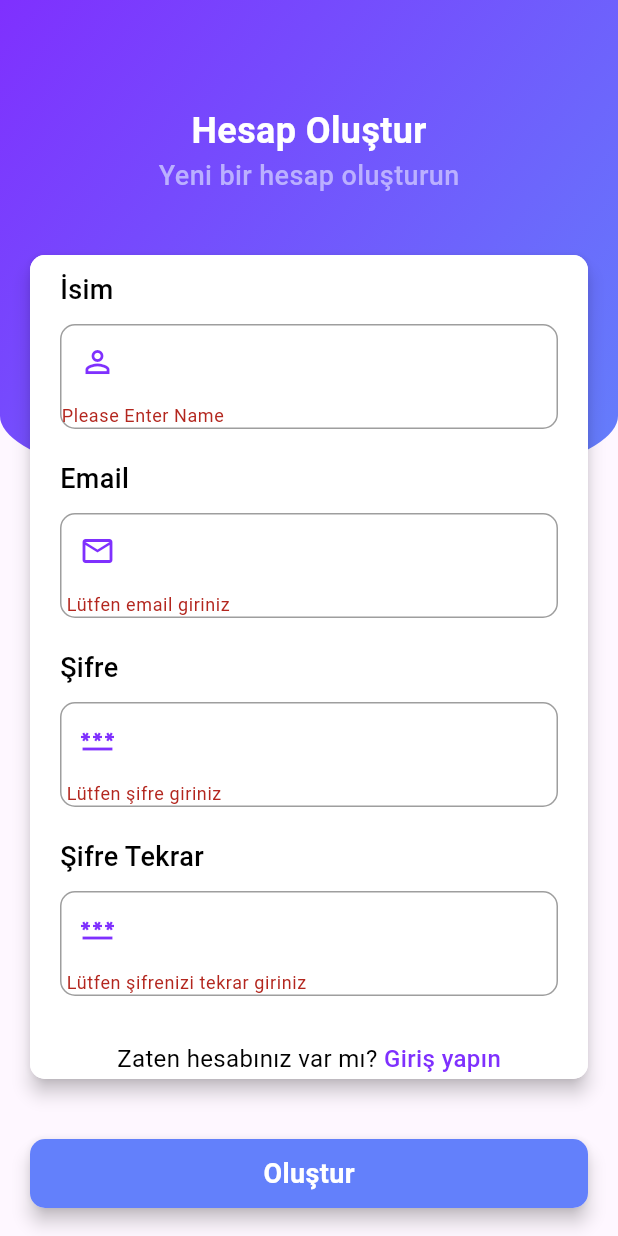
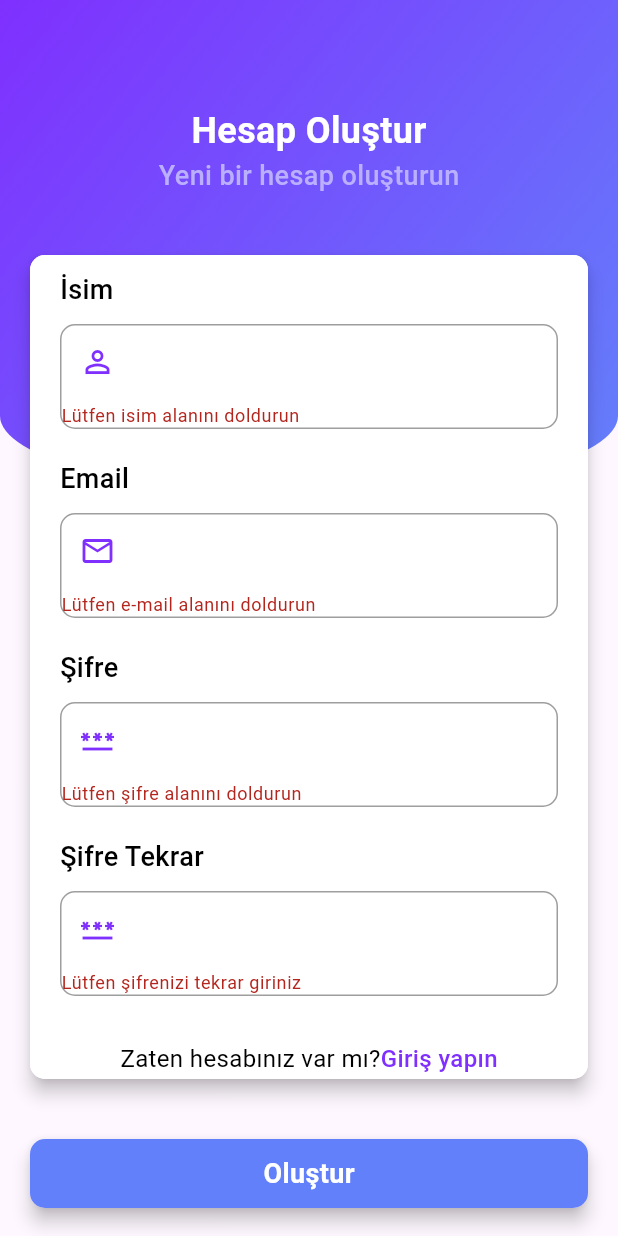
Before and after one commit to arda-copur/Chat-App, a Flutter app: the screen it shows after launch, after a tap on "Geç", after a tap on "Anladım", after a tap on "Oluştur", on a phone screen of 412 x 824 dp. Run offline on Flutter 3.47's test engine with Material 3 defaults, Android fonts, the phone set to English and light mode, and no system bars; our stand-ins replace cloud_firestore, firebase_auth, firebase_core, random_string, shared_preferences, smooth_page_indicator; accounts and stored records are empty; network calls fail.

Commit message:
keep coding

```diff
--- a/lib/constants/project_strings.dart
+++ b/lib/constants/project_strings.dart
@@ -1,3 +1,39 @@
 class ProjectStrings {
-   static const String firebaseCollection = "users";
+  //Snackbar
+  static const String successRegister = "Kayıt Başarılı";
+  static const String weakPassword = "Şifre zayıf";
+  static const String alreadyEmail = "E-mail zaten kayıtlı";
+  static const String errorUser = "Kullanıcı bulunamadı";
+  static const String wrongPassword = "Yanlış şifre";
+  static const String errorAccount = "Hesap bulunamadı.";
+
+  //Onboarding
+
+  //Register
+  static const String createAccount = "Hesap Oluştur";
+  static const String newAccount = "Yeni bir hesap oluşturun";
+  static const String personName = "İsim";
+  static const String errorName = "Lütfen isim alanını doldurun";
+  static const String emailName = "Email";
+  static const String errorEmail = "Lütfen e-mail alanını doldurun";
+  static const String passwordRegister = "Şifre";
+  static const String errorPassword = "Lütfen şifre alanını doldurun";
+  static const String passwordControl = "Şifre Tekrar";
+  static const String passwordControlError = "Lütfen şifrenizi tekrar giriniz";
+  static const String alreadyAccount = "Zaten hesabınız var mı?";
+  static const String loginText = "Giriş yapın";
+  static const String createText = "Oluştur";
+  //Login
+  static const String welcomeText = "Hoşgeldiniz";
+  static const String accountLogin = "Hesabınıza giriş yapın";
+  static const String dontRememberPassword = "Şifreni mi unuttun?";
+  static const String loginTitle = "Giriş";
+  static const String notAccount = "Hesabınız yok mu?";
+  static const String nowAccount = "Şimdi üye ol!";
+  //Forgot Password
+  static const String passwordReset = "Şifre sıfırlama bağlantısı gönderildi.";
+  static const String oldEmail = "Lütfen kayıtlı mail adresinizi girin";
+  static const String sendText = "Gönder";
+
+
 }
--- a/lib/views/forgot_password_view.dart
+++ b/lib/views/forgot_password_view.dart
@@ -1,4 +1,5 @@
 import 'package:chat_app/constants/project_paddings.dart';
+import 'package:chat_app/constants/project_strings.dart';
 import 'package:chat_app/views/register_view.dart';
 import 'package:flutter/material.dart';
 import 'package:firebase_auth/firebase_auth.dart';
@@ -20,11 +21,11 @@ class _ForgotPasswordViewState extends State<ForgotPasswordView> {
     try {
       await FirebaseAuth.instance.sendPasswordResetEmail(email: email);
       ScaffoldMessenger.of(context).showSnackBar(
-          SnackBar(content: Text("Şifre sıfırlama bağlantısı gönderildi.")));
+          SnackBar(content: Text(ProjectStrings.passwordReset)));
     } on FirebaseAuthException catch (e) {
       if (e.code == "user-not-found") {
         ScaffoldMessenger.of(context)
-            .showSnackBar(SnackBar(content: Text("Hesap bulunamadı.")));
+            .showSnackBar(SnackBar(content: Text(ProjectStrings.errorAccount)));
       }
     }
   }
@@ -52,7 +53,7 @@ class _ForgotPasswordViewState extends State<ForgotPasswordView> {
                 children: [
                   const Center(
                       child: Text(
-                    "Şifrenizi mi unuttunuz?",
+                    ProjectStrings.dontRememberPassword,
                     style: TextStyle(
                         color: Colors.white,
                         fontSize: 24.0,
@@ -60,7 +61,7 @@ class _ForgotPasswordViewState extends State<ForgotPasswordView> {
                   )),
                   const Center(
                       child: Text(
-                    "Lütfen kayıtlı mail adresinizi girin",
+                    ProjectStrings.oldEmail,
                     style: TextStyle(
                         color: Color(0xFFbbb0ff),
                         fontSize: 18.0,
@@ -89,7 +90,7 @@ class _ForgotPasswordViewState extends State<ForgotPasswordView> {
                             crossAxisAlignment: CrossAxisAlignment.start,
                             children: [
                               const Text(
-                                "Email",
+                                ProjectStrings.emailName,
                                 style: TextStyle(
                                     color: Colors.black,
                                     fontSize: 18.0,
@@ -107,7 +108,7 @@ class _ForgotPasswordViewState extends State<ForgotPasswordView> {
                                   controller: userMailController,
                                   validator: (value) {
                                     if (value == null || value.isEmpty) {
-                                      return ' Lütfen email giriniz';
+                                      return ProjectStrings.errorEmail;
                                     }
                                     return null;
                                   },
@@ -145,7 +146,7 @@ class _ForgotPasswordViewState extends State<ForgotPasswordView> {
                                                 BorderRadius.circular(10)),
                                         child: const Center(
                                             child: Text(
-                                          "Gönder",
+                                          ProjectStrings.sendText,
                                           style: TextStyle(
                                               color: Colors.white,
                                               fontSize: 18.0,
@@ -169,7 +170,7 @@ class _ForgotPasswordViewState extends State<ForgotPasswordView> {
                     mainAxisAlignment: MainAxisAlignment.center,
                     children: [
                       const Text(
-                        "Hesabınız yok mu?",
+                        ProjectStrings.notAccount,
                         style: TextStyle(color: Colors.black, fontSize: 16.0),
                       ),
                       GestureDetector(
@@ -180,7 +181,7 @@ class _ForgotPasswordViewState extends State<ForgotPasswordView> {
                                   builder: (context) => const RegisterView()));
                         },
                         child: const Text(
-                          " Şimdi üye ol!",
+                          ProjectStrings.nowAccount,
                           style: TextStyle(
                               color: Color(0xFF7f30fe),
                               fontSize: 16.0,
--- a/lib/views/login_view.dart
+++ b/lib/views/login_view.dart
@@ -1,6 +1,7 @@
 import 'package:chat_app/constants/project_borders.dart';
 import 'package:chat_app/constants/project_elevations.dart';
 import 'package:chat_app/constants/project_paddings.dart';
+import 'package:chat_app/constants/project_strings.dart';
 import 'package:chat_app/services/database.dart';
 import 'package:chat_app/services/shared_pref.dart';
 import 'package:flutter/material.dart';
@@ -45,10 +46,10 @@ class _LoginViewState extends State<LoginView> {
     } on FirebaseAuthException catch (e) {
       if (e.code == 'user-not-found') {
         ScaffoldMessenger.of(context).showSnackBar(
-            const SnackBar(content: Text("Kullanıcı bulunamadı")));
+            const SnackBar(content: Text(ProjectStrings.errorUser)));
       } else if (e.code == 'wrong-password') {
         ScaffoldMessenger.of(context)
-            .showSnackBar(const SnackBar(content: Text("Yanlış şifre")));
+            .showSnackBar(const SnackBar(content: Text(ProjectStrings.wrongPassword)));
       }
     }
   }
@@ -76,7 +77,7 @@ class _LoginViewState extends State<LoginView> {
                 children: [
                   const Center(
                       child: Text(
-                    "Hoşgeldiniz",
+                    ProjectStrings.welcomeText,
                     style: TextStyle(
                         color: Colors.white,
                         fontSize: 24.0,
@@ -84,7 +85,7 @@ class _LoginViewState extends State<LoginView> {
                   )),
                   const Center(
                       child: Text(
-                    "Hesabınıza giriş yapın",
+                    ProjectStrings.accountLogin,
                     style: TextStyle(
                         color: Color(0xFFbbb0ff),
                         fontSize: 18.0,
@@ -113,7 +114,7 @@ class _LoginViewState extends State<LoginView> {
                             crossAxisAlignment: CrossAxisAlignment.start,
                             children: [
                               const Text(
-                                "Email",
+                                ProjectStrings.emailName,
                                 style: TextStyle(
                                     color: Colors.black,
                                     fontSize: 18.0,
@@ -132,7 +133,7 @@ class _LoginViewState extends State<LoginView> {
                                   controller: userMailController,
                                   validator: (value) {
                                     if (value == null || value.isEmpty) {
-                                      return ' Lütfen email giriniz';
+                                      return ProjectStrings.errorEmail;
                                     }
                                     return null;
                                   },
@@ -148,7 +149,7 @@ class _LoginViewState extends State<LoginView> {
                                 height: 20.0,
                               ),
                               const Text(
-                                "Şifre",
+                                ProjectStrings.passwordRegister,
                                 style: TextStyle(
                                     color: Colors.black,
                                     fontSize: 18.0,
@@ -166,7 +167,7 @@ class _LoginViewState extends State<LoginView> {
                                   controller: userPasswordController,
                                   validator: (value) {
                                     if (value == null || value.isEmpty) {
-                                      return ' Lütfen şifre giriniz';
+                                      return ProjectStrings.errorPassword;
                                     }
                                     return null;
                                   },
@@ -185,7 +186,7 @@ class _LoginViewState extends State<LoginView> {
                               Container(
                                 alignment: Alignment.bottomRight,
                                 child: const Text(
-                                  "Şifreni mi unuttun?",
+                                  ProjectStrings.dontRememberPassword,
                                   style: TextStyle(
                                       color: Colors.black,
                                       fontSize: 16.0,
@@ -219,7 +220,7 @@ class _LoginViewState extends State<LoginView> {
                                                 ProjectBorders.circularSmall(),),
                                         child: const Center(
                                             child: Text(
-                                          "Giriş",
+                                          ProjectStrings.loginTitle,
                                           style: TextStyle(
                                               color: Colors.white,
                                               fontSize: 18.0,
@@ -243,7 +244,7 @@ class _LoginViewState extends State<LoginView> {
                     mainAxisAlignment: MainAxisAlignment.center,
                     children: [
                       const Text(
-                        "Hesabınız yok mu?",
+                        ProjectStrings.notAccount,
                         style: TextStyle(color: Colors.black, fontSize: 16.0),
                       ),
                       GestureDetector(
@@ -254,7 +255,7 @@ class _LoginViewState extends State<LoginView> {
                                   builder: (context) => const RegisterView()));
                         },
                         child: const Text(
-                          " Şimdi üye ol!",
+                          ProjectStrings.nowAccount,
                           style: TextStyle(
                               color: Color(0xFF7f30fe),
                               fontSize: 16.0,
--- a/lib/views/onboarding_view.dart
+++ b/lib/views/onboarding_view.dart
@@ -36,32 +36,35 @@ class _OnBoardingViewState extends State<OnBoardingView> {
           ],
         ),
         Container(
-            alignment: const Alignment(0, -0.75),
+            alignment: const Alignment(0, 0.75),
             child: Row(
               mainAxisAlignment: MainAxisAlignment.spaceEvenly,
               children: [
-                GestureDetector(
-                    onTap: () {
-                      _controller.jumpToPage(2);
-                    },
-                    child: const Text("Geç")),
+                TextButton(
+                  child: const Text("Geç"),
+                  onPressed: () {
+                    _controller.jumpToPage(2);
+                  },
+                ),
                 SmoothPageIndicator(controller: _controller, count: 3),
                 onLastPage
-                    ? GestureDetector(
-                        onTap: () {
+                    ? TextButton(
+                        child: const Text("Anladım"),
+                        onPressed: () {
                           Navigator.pushReplacement(
                               context,
                               MaterialPageRoute(
                                   builder: (context) => const RegisterView()));
                         },
-                        child: const Text("Anladım"))
-                    : GestureDetector(
-                        onTap: () {
+                      )
+                    : TextButton(
+                        child: const Text("İleri"),
+                        onPressed: () {
                           _controller.nextPage(
                               duration: const Duration(milliseconds: 500),
                               curve: Curves.easeIn);
                         },
-                        child: const Text("İleri"))
+                      )
               ],
             ))
       ],
--- a/lib/views/register_view.dart
+++ b/lib/views/register_view.dart
@@ -1,5 +1,6 @@
 import 'package:chat_app/constants/project_borders.dart';
 import 'package:chat_app/constants/project_paddings.dart';
+import 'package:chat_app/constants/project_strings.dart';
 import 'package:chat_app/services/database.dart';
 import 'package:chat_app/services/shared_pref.dart';
 import 'package:chat_app/views/home_view.dart';
@@ -59,16 +60,16 @@ class _RegisterViewState extends State<RegisterView> {
             .saveUserName(mailController.text.replaceAll("@gmail.com", "").toUpperCase());
 
         ScaffoldMessenger.of(context)
-            .showSnackBar(const SnackBar(content: Text("Kayıt Başarılı")));
+            .showSnackBar(const SnackBar(content: Text(ProjectStrings.successRegister)));
         Navigator.pushReplacement(
             context, MaterialPageRoute(builder: (context) => HomeView()));
       } on FirebaseAuthException catch (e) {
         if (e.code == 'weak-password') {
           ScaffoldMessenger.of(context)
-              .showSnackBar(const SnackBar(content: Text("Şifre zayıf")));
+              .showSnackBar(const SnackBar(content: Text(ProjectStrings.weakPassword)));
         } else if (e.code == 'email-already-in-use') {
           ScaffoldMessenger.of(context).showSnackBar(
-              const SnackBar(content: Text("Email zaten kayıtlı")));
+              const SnackBar(content: Text(ProjectStrings.alreadyEmail)));
         }
       }
     }
@@ -102,7 +103,7 @@ class _RegisterViewState extends State<RegisterView> {
                 children: [
                   const Center(
                       child: Text(
-                    "Hesap Oluştur",
+                    ProjectStrings.createAccount,
                     style: TextStyle(
                         color: Colors.white,
                         fontSize: 24.0,
@@ -110,7 +111,7 @@ class _RegisterViewState extends State<RegisterView> {
                   )),
                   const Center(
                       child: Text(
-                    "Yeni bir hesap oluşturun",
+                    ProjectStrings.newAccount,
                     style: TextStyle(
                         color: Color(0xFFbbb0ff),
                         fontSize: 18.0,
@@ -138,7 +139,7 @@ class _RegisterViewState extends State<RegisterView> {
                             crossAxisAlignment: CrossAxisAlignment.start,
                             children: [
                               const Text(
-                                "İsim",
+                                ProjectStrings.personName,
                                 style: TextStyle(
                                     color: Colors.black,
                                     fontSize: 18.0,
@@ -157,7 +158,7 @@ class _RegisterViewState extends State<RegisterView> {
                                   controller: nameController,
                                   validator: (value) {
                                     if (value == null || value.isEmpty) {
-                                      return 'Please Enter Name';
+                                      return ProjectStrings.errorName;
                                     }
                                     return null;
                                   },
@@ -173,7 +174,7 @@ class _RegisterViewState extends State<RegisterView> {
                                 height: 20.0,
                               ),
                               const Text(
-                                "Email",
+                                  ProjectStrings.emailName,
                                 style: TextStyle(
                                     color: Colors.black,
                                     fontSize: 18.0,
@@ -192,7 +193,7 @@ class _RegisterViewState extends State<RegisterView> {
                                   controller: mailController,
                                   validator: (value) {
                                     if (value == null || value.isEmpty) {
-                                      return " Lütfen email giriniz";
+                                      return ProjectStrings.errorEmail;
                                     }
                                     return null;
                                   },
@@ -208,7 +209,7 @@ class _RegisterViewState extends State<RegisterView> {
                                 height: 20.0,
                               ),
                               const Text(
-                                "Şifre",
+                                ProjectStrings.passwordRegister,
                                 style: TextStyle(
                                     color: Colors.black,
                                     fontSize: 18.0,
@@ -226,7 +227,7 @@ class _RegisterViewState extends State<RegisterView> {
                                   controller: passwordController,
                                   validator: (value) {
                                     if (value == null || value.isEmpty) {
-                                      return ' Lütfen şifre giriniz';
+                                      return ProjectStrings.errorPassword;
                                     }
                                     return null;
                                   },
@@ -243,7 +244,7 @@ class _RegisterViewState extends State<RegisterView> {
                                 height: 20.0,
                               ),
                               const Text(
-                                "Şifre Tekrar",
+                                ProjectStrings.passwordControl,
                                 style: TextStyle(
                                     color: Colors.black,
                                     fontSize: 18.0,
@@ -261,7 +262,7 @@ class _RegisterViewState extends State<RegisterView> {
                                   controller: confirmPasswordController,
                                   validator: (value) {
                                     if (value == null || value.isEmpty) {
-                                      return ' Lütfen şifrenizi tekrar giriniz';
+                                      return ProjectStrings.passwordControlError;
                                     }
                                     return null;
                                   },
@@ -281,7 +282,7 @@ class _RegisterViewState extends State<RegisterView> {
                                 mainAxisAlignment: MainAxisAlignment.center,
                                 children: [
                                   const Text(
-                                    "Zaten hesabınız var mı?",
+                                    ProjectStrings.alreadyAccount,
                                     style: TextStyle(
                                         color: Colors.black, fontSize: 16.0),
                                   ),
@@ -294,7 +295,7 @@ class _RegisterViewState extends State<RegisterView> {
                                                   const LoginView()));
                                     },
                                     child: const Text(
-                                      " Giriş yapın",
+                                      ProjectStrings.loginText,
                                       style: TextStyle(
                                           color: Color(0xFF7f30fe),
                                           fontSize: 16.0,
@@ -338,7 +339,7 @@ class _RegisterViewState extends State<RegisterView> {
                                 borderRadius: ProjectBorders.circularSmall()),
                             child: const Center(
                                 child: Text(
-                              "Oluştur",
+                              ProjectStrings.createText,
                               style: TextStyle(
                                   color: Colors.white,
                                   fontSize: 18.0,
--- a/lib/widgets/intro_pages/intro_page_first.dart
+++ b/lib/widgets/intro_pages/intro_page_first.dart
@@ -1,3 +1,5 @@
+import 'package:chat_app/utils/image_utils.dart';
+import 'package:chat_app/widgets/constant_sized_boxs.dart';
 import 'package:flutter/material.dart';
 
 class IntroPageFirst extends StatelessWidget {
@@ -5,9 +7,28 @@ class IntroPageFirst extends StatelessWidget {
 
   @override
   Widget build(BuildContext context) {
-    return Container(
-      color: Colors.pink[100],
-      child: const Center(child: Text("Page First"),),
+    return Scaffold(
+      backgroundColor: Colors.deepPurple[100],
+      body: Column(
+         mainAxisAlignment: MainAxisAlignment.center,
+       children: [
+        Padding(
+          padding: const EdgeInsets.all(8.0),
+          child: Text("İstediğin an, istediğin yerde arkadaşlarınla mesajlaşmak mı istiyorsun?",style: Theme.of(context).textTheme.bodyLarge?.copyWith(
+            fontWeight: FontWeight.w800,color: Colors.black45
+          ),
+          ),
+        ),
+        ConstantSizedBoxs.largeHeightSizedBox(),
+        Center(
+          child:
+          Image.asset(ImageItems.infoguy1.imagePath,
+          width: MediaQuery.of(context).size.width * 0.6,
+          ),
+        )
+
+       ],
+      ),
     );
   }
 }
--- a/lib/widgets/intro_pages/intro_page_second.dart
+++ b/lib/widgets/intro_pages/intro_page_second.dart
@@ -1,3 +1,5 @@
+import 'package:chat_app/utils/image_utils.dart';
+import 'package:chat_app/widgets/constant_sized_boxs.dart';
 import 'package:flutter/material.dart';
 
 class IntroPageSecond extends StatelessWidget {
@@ -5,9 +7,30 @@ class IntroPageSecond extends StatelessWidget {
 
   @override
   Widget build(BuildContext context) {
-    return Container(
-      color: Colors.red[100],
-       child: Center(child: Text("Page Second"),),
+  return Scaffold(
+      backgroundColor: Colors.deepPurple[100],
+      body: Column(
+         mainAxisAlignment: MainAxisAlignment.center,
+       children: [
+        Text("Artık mesajlaşmak çok kolay!",style: Theme.of(context).textTheme.bodyLarge?.copyWith(
+          fontWeight: FontWeight.w800,color: Colors.black45,
+        ),
+        ),
+           Text("Yükle ve hemen arkadaşlarınla sohbet etmeye başla...",style: Theme.of(context).textTheme.bodyMedium?.copyWith(
+          fontWeight: FontWeight.w800,color: Colors.grey[350],
+        ),
+
+        ),
+        ConstantSizedBoxs.largeHeightSizedBox(),
+        Center(
+          child:
+          Image.asset(ImageItems.infoguy2.imagePath,
+          width: MediaQuery.of(context).size.width * 0.6,
+          ),
+        )
+
+       ],
+      ),
     );
   }
 }
--- a/lib/widgets/intro_pages/intro_page_third.dart
+++ b/lib/widgets/intro_pages/intro_page_third.dart
@@ -1,3 +1,5 @@
+import 'package:chat_app/utils/image_utils.dart';
+import 'package:chat_app/widgets/constant_sized_boxs.dart';
 import 'package:flutter/material.dart';
 
 class IntroPageThird extends StatelessWidget {
@@ -5,9 +7,25 @@ class IntroPageThird extends StatelessWidget {
 
   @override
   Widget build(BuildContext context) {
-    return Container(
-      color: Colors.deepPurple[100],
-      child: Center(child: Text("Page Third"),),
+    return  Scaffold(
+      backgroundColor: Colors.deepPurple[100],
+      body: Column(
+         mainAxisAlignment: MainAxisAlignment.center,
+       children: [
+        Text("Artık mesajlaşmak çok kolay...",style: Theme.of(context).textTheme.bodyLarge?.copyWith(
+          fontWeight: FontWeight.w800,color: Colors.black45,fontSize: 24
+        ),
+        ),
+        ConstantSizedBoxs.largeHeightSizedBox(),
+        Center(
+          child:
+          Image.asset(ImageItems.infoguy3.imagePath,
+          width: MediaQuery.of(context).size.width * 0.6,
+          ),
+        )
+
+       ],
+      ),
     );
   }
 }
```
